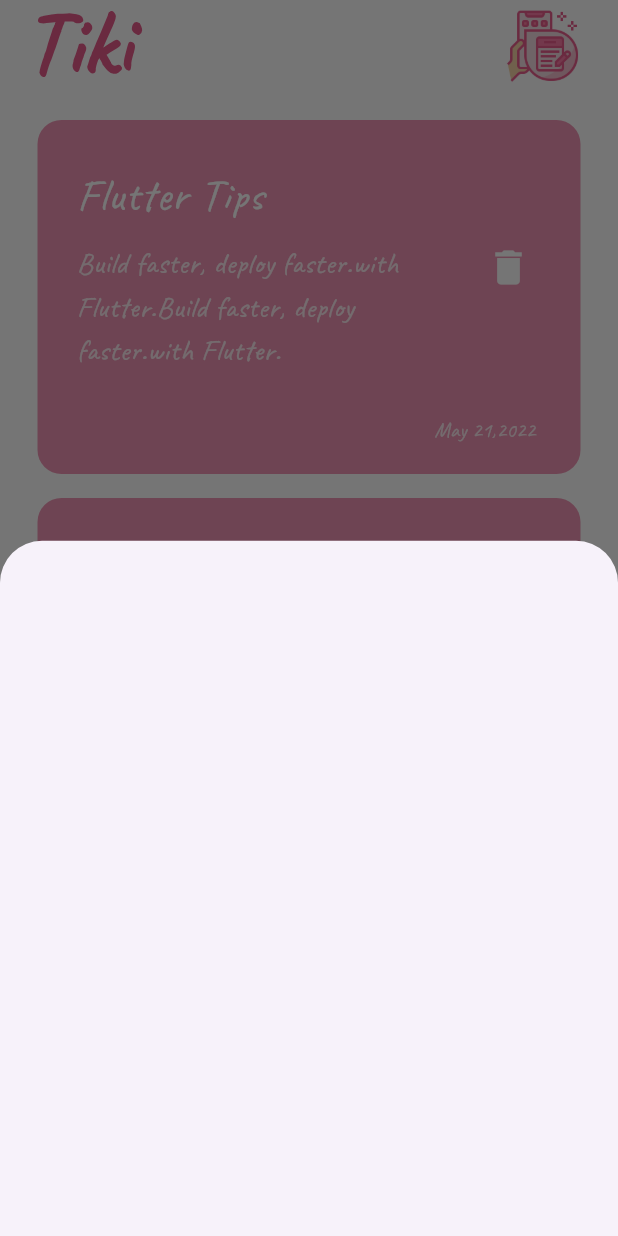
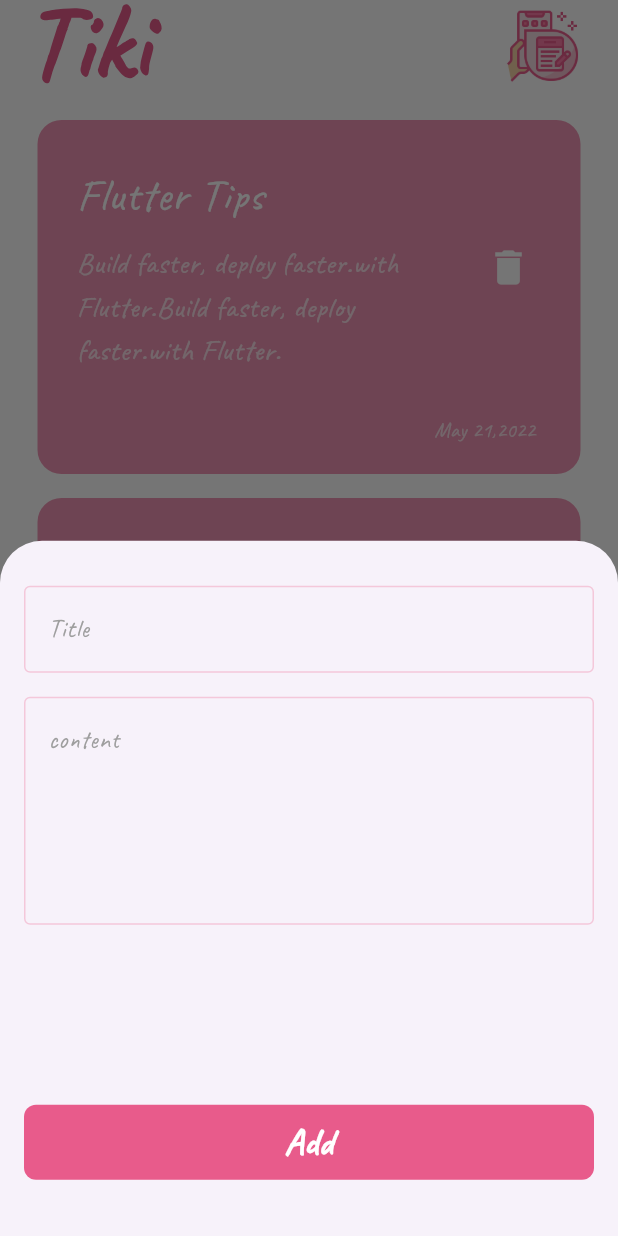
Before and after one commit to usha7assan/Tiki, a Flutter app: the screen it shows after launch, after a tap on the "add" icon, on a phone screen of 412 x 824 dp. Run offline on Flutter 3.47's test engine with Material 3 defaults, Android fonts, the light colour scheme and no system bars.

Commit message:
add note

```diff
--- a/lib/Views/notesView.dart
+++ b/lib/Views/notesView.dart
@@ -1,6 +1,6 @@
 import 'package:flutter/material.dart';
+import 'package:tiki/constants.dart';
 import 'package:tiki/widgets/add_node_sheet.dart';
-import 'package:tiki/widgets/noteItem.dart';
 import 'package:tiki/widgets/notes_list_view.dart';
 
 class NotesView extends StatelessWidget {
@@ -9,14 +9,14 @@ class NotesView extends StatelessWidget {
   Widget build(BuildContext context) {
     return Scaffold(
       appBar: AppBar(
-        surfaceTintColor: Colors.transparent,
+        surfaceTintColor: Colors.white.withOpacity(0.6),
         backgroundColor: Colors.transparent,
         title: const Text(
           'Tiki',
           style: TextStyle(
             fontWeight: FontWeight.bold,
-            fontSize: 60,
-            color: Color(0xFFE85B8B),
+            fontSize: 70,
+            color: primaryColor,
           ),
         ),
         actions: [
@@ -39,7 +39,7 @@ class NotesView extends StatelessWidget {
       ),
       floatingActionButton: FloatingActionButton(
         shape: const CircleBorder(),
-        backgroundColor: const Color(0xFFE85B8B),
+        backgroundColor: primaryColor,
         onPressed: () {
           showModalBottomSheet(
             context: context,
--- /dev/null
+++ b/lib/constants.dart
@@ -0,0 +1,3 @@
+import 'package:flutter/material.dart';
+
+const primaryColor = Color(0xFFE85B8B);
--- a/lib/widgets/add_node_sheet.dart
+++ b/lib/widgets/add_node_sheet.dart
@@ -1,9 +1,39 @@
 import 'package:flutter/material.dart';
+import 'package:tiki/widgets/custom_button.dart';
+import 'package:tiki/widgets/custom_text_field.dart';
 
 class AddNodeSheet extends StatelessWidget {
   const AddNodeSheet({super.key});
   @override
   Widget build(BuildContext context) {
-    return Container();
+    return const SizedBox(
+      height: 700,
+      child: SingleChildScrollView(
+        child: Padding(
+          padding: EdgeInsets.symmetric(horizontal: 16.0),
+          child: Column(
+            children: [
+              SizedBox(
+                height: 30,
+              ),
+              CustomTextField(
+                hint: 'Title',
+              ),
+              SizedBox(
+                height: 16,
+              ),
+              CustomTextField(
+                hint: 'content',
+                maxLines: 5,
+              ),
+              SizedBox(
+                height: 120,
+              ),
+              CustomButton(),
+            ],
+          ),
+        ),
+      ),
+    );
   }
 }
--- /dev/null
+++ b/lib/widgets/custom_button.dart
@@ -0,0 +1,24 @@
+import 'package:flutter/material.dart';
+import 'package:tiki/constants.dart';
+
+class CustomButton extends StatelessWidget {
+  const CustomButton({super.key});
+  @override
+  Widget build(BuildContext context) {
+    return Container(
+      decoration: BoxDecoration(
+        borderRadius: BorderRadius.circular(8),
+        color: primaryColor,
+      ),
+      width: MediaQuery.of(context).size.width,
+      height: 50,
+      child: const Center(
+        child: Text(
+          'Add',
+          style: TextStyle(
+              fontWeight: FontWeight.bold, fontSize: 25, color: Colors.white),
+        ),
+      ),
+    );
+  }
+}
--- /dev/null
+++ b/lib/widgets/custom_text_field.dart
@@ -0,0 +1,28 @@
+import 'package:flutter/material.dart';
+import 'package:tiki/constants.dart';
+
+class CustomTextField extends StatelessWidget {
+  final String hint;
+  final int maxLines;
+  const CustomTextField({super.key, required this.hint, this.maxLines = 1});
+  @override
+  Widget build(BuildContext context) {
+    return TextField(
+      cursorColor: primaryColor,
+      maxLines: maxLines,
+      decoration: InputDecoration(
+        border: buildBorder(const Color(0xFFF095B4).withOpacity(0.45)),
+        focusedBorder: buildBorder(primaryColor),
+        enabledBorder: buildBorder(const Color(0xFFF095B4).withOpacity(0.45)),
+        hintText: hint,
+        hintStyle: const TextStyle(fontSize: 17, color: Colors.grey),
+      ),
+    );
+  }
+
+  OutlineInputBorder buildBorder([color]) {
+    return OutlineInputBorder(
+      borderSide: BorderSide(color: color ?? Colors.grey),
+    );
+  }
+}
--- a/lib/widgets/noteItem.dart
+++ b/lib/widgets/noteItem.dart
@@ -31,7 +31,7 @@ class NoteItem extends StatelessWidget {
                 'Build faster, deploy faster.with Flutter.Build faster, deploy faster.with Flutter.',
                 style: TextStyle(
                   fontSize: 20,
-                  color: Colors.white.withOpacity(0.8),
+                  color: Colors.white.withOpacity(0.7),
                 ),
               ),
             ),
@@ -49,7 +49,7 @@ class NoteItem extends StatelessWidget {
             child: Text(
               'May 21,2022',
               style: TextStyle(
-                color: Colors.white.withOpacity(0.8),
+                color: Colors.white.withOpacity(0.7),
               ),
             ),
           ),
```
